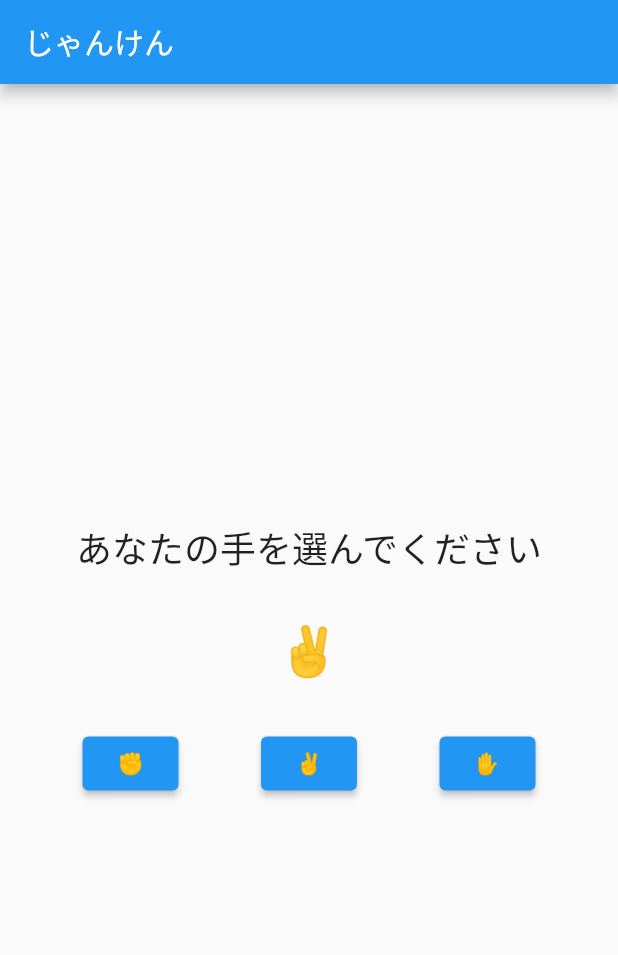
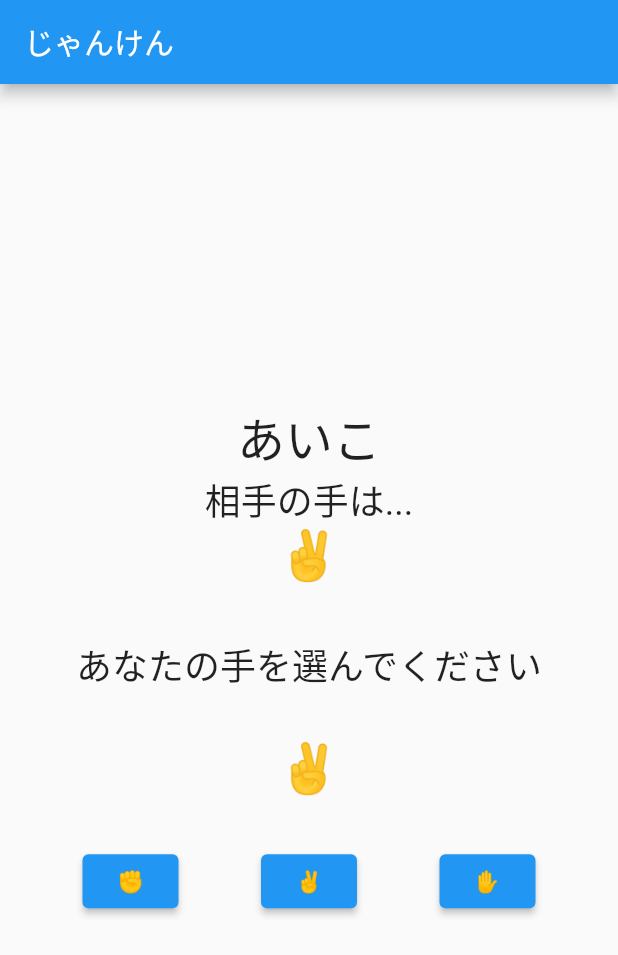
Before and after one commit to gratachu/janken, a Flutter app: the screen it shows after launch, after a tap on "✌️", on a phone screen of 412 x 824 dp. Shown: the top 955 px of the screen. Run offline on Flutter 3.47's test engine with Material 2 defaults, Android fonts, the phone set to English and light mode, and no system bars.

Commit message:
add: generateComputerHand and result

```diff
--- a/lib/main.dart
+++ b/lib/main.dart
@@ -1,3 +1,5 @@
+import 'dart:math';
+
 import 'package:flutter/material.dart';
 
 void main() {
@@ -24,10 +26,45 @@ class JankenPage extends StatefulWidget {
 
 class _JankenPageState extends State<JankenPage> {
   String myHand = "✊";
-  void selectHand(String hand) {
-    setState(() {
-      myHand = hand;
-    });
+  String computerHand = "✊";
+  String result = "勝負スタート！！";
+
+  void selectHand(String selectedHand) {
+    myHand = selectedHand;
+    generateComputerHand();
+    judgeJanken();
+    setState(() {});
+  }
+
+  void generateComputerHand() {
+    computerHand = numToHand(Random().nextInt(3));
+  }
+
+  String numToHand(int num) {
+    switch(num) {
+      case 0:
+        return "✊";
+      case 1:
+        return "✌️";
+      case 2:
+        return "✋";
+      default:
+        return "✊";
+    }
+  }
+
+  void judgeJanken() {
+    if (myHand == computerHand) {
+      result = "あいこ";
+    } else if (myHand == "✊" && computerHand == "✌️") {
+      result = "勝ち";
+    } else if (myHand == "✌️" && computerHand == "✋") {
+      result = "勝ち";
+    } else if (myHand == "✋" && computerHand == "✊") {
+      result = "勝ち";
+    } else {
+      result = "負け";
+    }
   }
 
   @override
@@ -40,6 +77,21 @@ class _JankenPageState extends State<JankenPage> {
         child: Column(
           mainAxisAlignment: MainAxisAlignment.center,
           children: [
+            Text(
+              result,
+              style: const TextStyle(fontSize: 32),
+            ),
+            const Text(
+            '相手の手は...',
+            style: TextStyle(fontSize: 24),
+            ),
+            Text(
+              computerHand,
+              style: const TextStyle(fontSize: 32),
+            ),
+            const SizedBox(
+              height: 36,
+            ),
             const Text(
               'あなたの手を選んでください',
               style: TextStyle(fontSize: 24),
@@ -49,7 +101,7 @@ class _JankenPageState extends State<JankenPage> {
             ),
             Text(
               myHand,
-              style: TextStyle(fontSize: 32),
+              style: const TextStyle(fontSize: 32),
             ),
             const SizedBox(
               height: 32,
```
